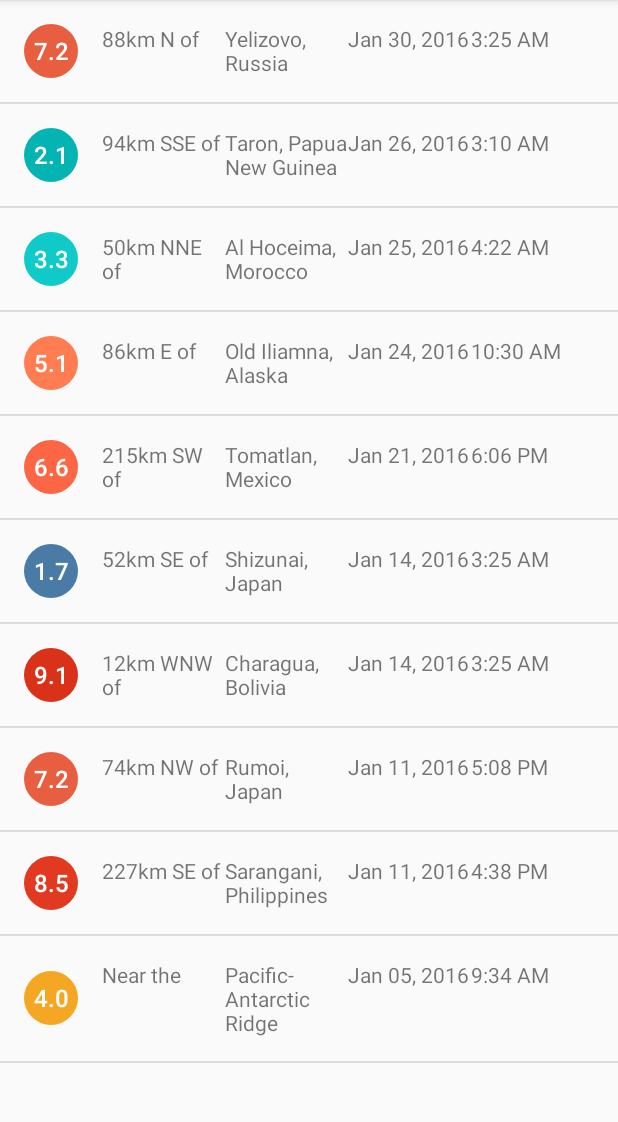
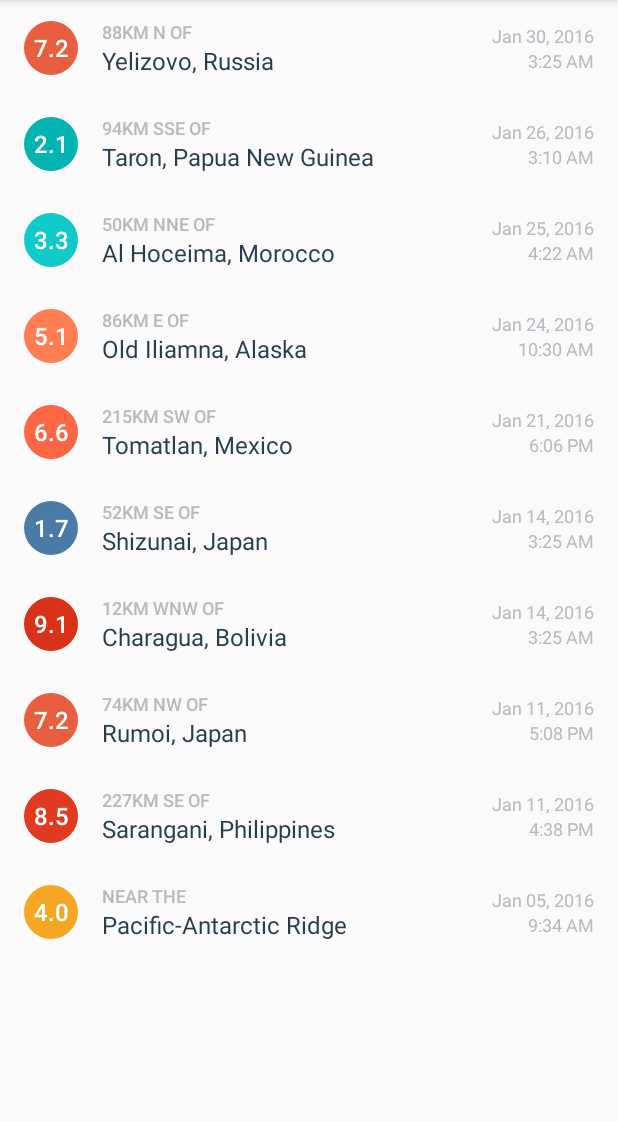
Before and after one commit to d27saurabh/Udacity_Android_Basics, an Android app: the screen it shows after launch (EarthquakeActivity), on a phone screen of 412 x 824 dp, the part 84-1206 px from its top. Run offline under Robolectric (Android 15) with nearby library versions, the phone set to English and light mode, and no system bars.

Commit message:
QuakeReport:Visual Changes and Earthquake Intent

```diff
--- a/ud843-QuakeReport-starting-point/app/src/main/java/com/example/android/quakereport/Earthquake.java
+++ b/ud843-QuakeReport-starting-point/app/src/main/java/com/example/android/quakereport/Earthquake.java
@@ -6,17 +6,21 @@ public class Earthquake {
     private String mLocation;
     private long mTimeInMilliseconds;
 
+    /** Website URL of the earthquake */
+    private String mUrl;
+
     /**
      * Constructor
      * @param magnitude is the magnitude of earthquake
      * @param location is the city location of the earthquake
      * @param date is the date of the earthquake happened
      */
-    public Earthquake(double magnitude, String location, Long date){
+    public Earthquake(double magnitude, String location, Long date, String url){
 
         mMagnitude = magnitude;
         mLocation = location;
         mTimeInMilliseconds = date;
+        mUrl = url;
     }
 
     public double getmMagnitude() {
@@ -30,4 +34,11 @@ public class Earthquake {
     public Long getmTimeInMilliseconds() {
         return mTimeInMilliseconds;
     }
+
+    /**
+     * Returns the website URL to find more information about the earthquake.
+     */
+    public String getUrl() {
+        return mUrl;
+    }
 }
--- a/ud843-QuakeReport-starting-point/app/src/main/java/com/example/android/quakereport/EarthquakeActivity.java
+++ b/ud843-QuakeReport-starting-point/app/src/main/java/com/example/android/quakereport/EarthquakeActivity.java
@@ -15,8 +15,12 @@
  */
 package com.example.android.quakereport;
 
+import android.content.Intent;
+import android.net.Uri;
 import android.os.Bundle;
 import android.support.v7.app.AppCompatActivity;
+import android.view.View;
+import android.widget.AdapterView;
 import android.widget.ListView;
 
 import java.util.ArrayList;
@@ -37,9 +41,27 @@ public class EarthquakeActivity extends AppCompatActivity {
         ListView earthquakeListView = (ListView) findViewById(R.id.list);
 
         // Create a new {@link ArrayAdapter} of earthquakes as input
-        EarthquakeArrayAdapter adapter = new EarthquakeArrayAdapter(this, earthquakes);
+        final EarthquakeArrayAdapter adapter = new EarthquakeArrayAdapter(this, earthquakes);
+
         // Set the adapter on the {@link ListView}
         // so the list can be populated in the user interface
         earthquakeListView.setAdapter(adapter);
+
+        earthquakeListView.setOnItemClickListener(new AdapterView.OnItemClickListener() {
+            @Override
+            public void onItemClick(AdapterView<?> adapterView, View view, int position, long l) {
+                // Find the current earthquake that was clicked on
+                Earthquake currentEarthquake = adapter.getItem(position);
+
+                // Convert the String URL into a URI object (to pass into the Intent constructor)
+                Uri earthquakeUri = Uri.parse(currentEarthquake.getUrl());
+
+                // Create a new intent to view the earthquake URI
+                Intent websiteIntent = new Intent(Intent.ACTION_VIEW, earthquakeUri);
+
+                // Send the intent to launch a new activity
+                startActivity(websiteIntent);
+            }
+        });
     }
 }
--- a/ud843-QuakeReport-starting-point/app/src/main/java/com/example/android/quakereport/QueryUtils.java
+++ b/ud843-QuakeReport-starting-point/app/src/main/java/com/example/android/quakereport/QueryUtils.java
@@ -61,7 +61,12 @@ public final class QueryUtils {
                 String location = properties.getString("place");
                 long time = properties.getLong("time");
 
-                Earthquake earthquake = new Earthquake(magnitude,location, time);
+                // Extract the value for the key called "url"
+                String url = properties.getString("url");
+
+                // Create a new {@link Earthquake} object with the magnitude, location, time,
+                // and url from the JSON response.
+                Earthquake earthquake = new Earthquake(magnitude, location, time, url);
                 earthquakes.add(earthquake);
             }
         } catch (JSONException e) {
--- a/ud843-QuakeReport-starting-point/app/src/main/res/layout/earthquake_activity.xml
+++ b/ud843-QuakeReport-starting-point/app/src/main/res/layout/earthquake_activity.xml
@@ -14,8 +14,11 @@
      limitations under the License.
 -->
 <!-- Layout for a list of earthquakes -->
-<ListView xmlns:android="http://schemas.android.com/apk/res/android"
+<ListView
+    xmlns:android="http://schemas.android.com/apk/res/android"
     android:id="@+id/list"
     android:orientation="vertical"
     android:layout_width="match_parent"
-    android:layout_height="match_parent"/>
+    android:layout_height="match_parent"
+    android:divider="@null"
+    android:dividerHeight="0dp"/>
--- a/ud843-QuakeReport-starting-point/app/src/main/res/layout/earthquake_list_item.xml
+++ b/ud843-QuakeReport-starting-point/app/src/main/res/layout/earthquake_list_item.xml
@@ -3,9 +3,12 @@
     xmlns:android="http://schemas.android.com/apk/res/android"
     xmlns:tools="http://schemas.android.com/tools"
     android:layout_width="match_parent"
-    android:layout_height="match_parent"
+    android:layout_height="?android:attr/listPreferredItemHeight"
     android:orientation="horizontal"
-    android:padding="16dp">
+    android:paddingEnd="16dp"
+    android:paddingLeft="16dp"
+    android:paddingRight="16dp"
+    android:paddingStart="16dp">
 
 
 
@@ -21,32 +24,64 @@
         android:textSize="16sp"
         tools:text="8.9" />
 
+    <LinearLayout
+        android:layout_width="0dp"
+        android:layout_height="wrap_content"
+        android:layout_gravity="center_vertical"
+        android:layout_marginLeft="16dp"
+        android:layout_marginStart="16dp"
+        android:layout_weight="1"
+        android:orientation="vertical">
+
         <TextView
             android:id="@+id/location_offset"
-        android:layout_marginLeft="16dp"
-        android:layout_width="0dp"
+            android:layout_width="wrap_content"
             android:layout_height="wrap_content"
-        android:layout_weight="1"
+            android:ellipsize="end"
+            android:fontFamily="sans-serif-medium"
+            android:maxLines="1"
+            android:textAllCaps="true"
+            android:textColor="@color/textColorEarthquakeDetails"
+            android:textSize="12sp"
             tools:text="30km S of" />
 
         <TextView
             android:id="@+id/primary_location"
-        android:layout_width="0dp"
+            android:layout_width="wrap_content"
             android:layout_height="wrap_content"
-        android:layout_weight="1"
-        tools:text="San Francisco, CA" />
+            android:ellipsize="end"
+            android:maxLines="2"
+            android:textColor="@color/textColorEarthquakeLocation"
+            android:textSize="16sp"
+            tools:text="Long placeholder location that should wrap to more than 2 lines of text" />
+
+    </LinearLayout>
+
+    <LinearLayout
+        android:layout_width="wrap_content"
+        android:layout_height="wrap_content"
+        android:layout_gravity="center_vertical"
+        android:layout_marginLeft="16dp"
+        android:layout_marginStart="16dp"
+        android:orientation="vertical">
 
         <TextView
             android:id="@+id/date"
-        android:layout_width="0dp"
+            android:layout_width="wrap_content"
             android:layout_height="wrap_content"
-        android:layout_weight="1"
+            android:layout_gravity="end"
+            android:textColor="@color/textColorEarthquakeDetails"
+            android:textSize="12sp"
             tools:text="Mar 6, 2010" />
 
         <TextView
             android:id="@+id/time"
-        android:layout_width="0dp"
+            android:layout_width="wrap_content"
             android:layout_height="wrap_content"
-        android:layout_weight="1"
+            android:layout_gravity="end"
+            android:textColor="@color/textColorEarthquakeDetails"
+            android:textSize="12sp"
             tools:text="3:00 PM" />
+
     </LinearLayout>
+</LinearLayout>
--- a/ud843-QuakeReport-starting-point/app/src/main/res/values/colors.xml
+++ b/ud843-QuakeReport-starting-point/app/src/main/res/values/colors.xml
@@ -53,4 +53,10 @@
     <!-- Magnitude circle color for an earthquake with magnitude over 10 -->
     <color name="magnitude10plus">#C03823</color>
 
+    <!-- Text color for the details of the earthquake in the list item -->
+    <color name="textColorEarthquakeDetails">#B4BAC0</color>
+
+    <!-- Text color for the primary location of the earthquake in the list item -->
+    <color name="textColorEarthquakeLocation">#2B3D4D</color>
+
 </resources>
```
Lines whose indentation alone changed are shown as unchanged.
